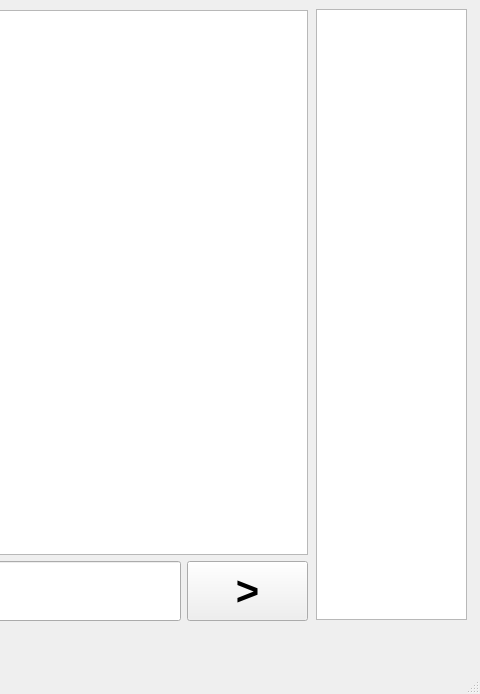
Before: the Qt Designer form my_client/mainwindow.ui in xzbey/TcpChat, drawn with Qt 5; both pictures show x 235 to 715 and y 0 to 694 of the 715 by 694 pixel window.
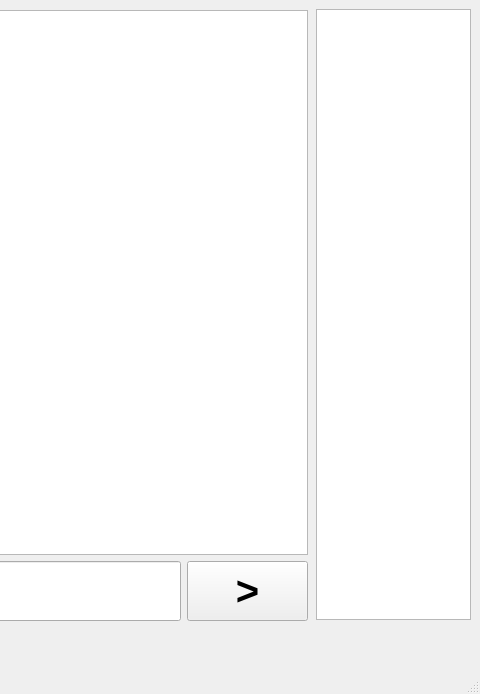
After: the same form once the commit is applied.

What changed in the file:
```diff
--- a/my_client/mainwindow.ui
+++ b/my_client/mainwindow.ui
@@ -25,13 +25,13 @@
      <rect>
       <x>551</x>
       <y>9</y>
-      <width>151</width>
+      <width>155</width>
       <height>611</height>
      </rect>
     </property>
     <property name="minimumSize">
      <size>
-      <width>151</width>
+      <width>155</width>
       <height>200</height>
      </size>
     </property>
@@ -49,7 +49,7 @@
      </font>
     </property>
    </widget>
-   <widget class="QWidget" name="">
+   <widget class="QWidget" name="layoutWidget">
     <property name="geometry">
      <rect>
       <x>9</x>
@@ -266,7 +266,7 @@
      </item>
     </layout>
    </widget>
-   <widget class="QWidget" name="">
+   <widget class="QWidget" name="layoutWidget">
     <property name="geometry">
      <rect>
       <x>170</x>
```
